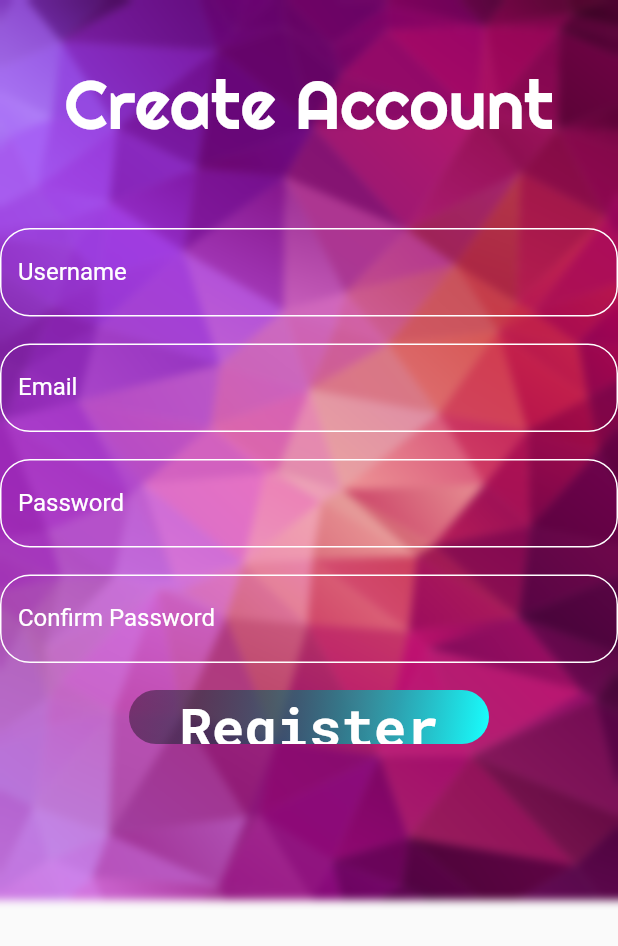
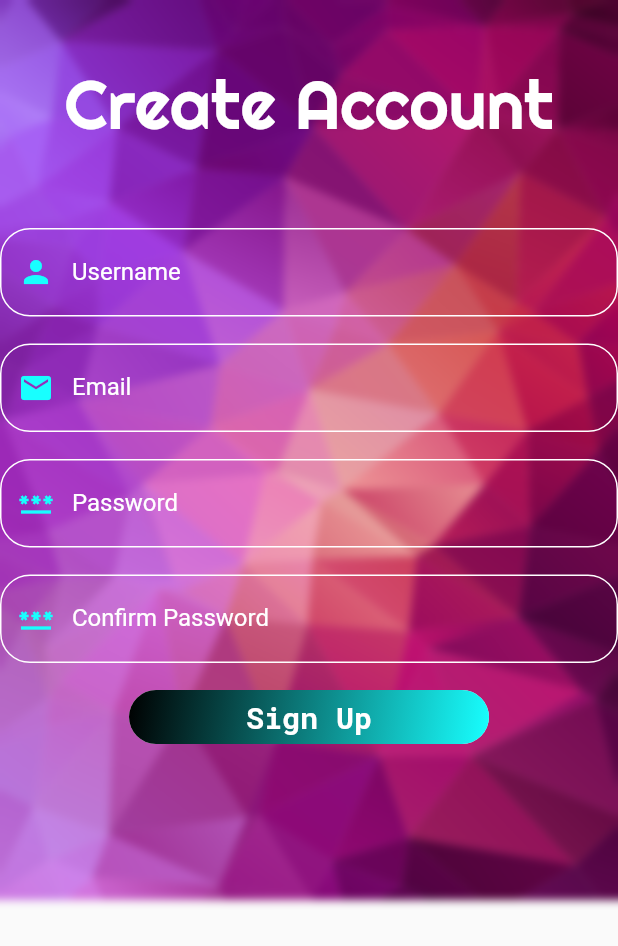
Before and after one commit to kevinjacb/DocAPP, a Flutter app: the Register screen opened directly, on a phone screen of 412 x 824 dp. Shown: the top 946 px of the screen. Run offline on Flutter 3.47's test engine with Material 2 defaults, Android fonts, the light colour scheme and no system bars; our stand-ins replace google_fonts.

Commit message:
Improved signup ui

```diff
--- a/lib/screens/register.dart
+++ b/lib/screens/register.dart
@@ -17,6 +17,7 @@ class _RegisterState extends State<Register> {
   Widget build(BuildContext context) {
     const textStyle = TextStyle(color: Colors.white);
     Variables variables = Variables();
+    const iconColor = Colors.cyanAccent;
     return Scaffold(
       resizeToAvoidBottomInset: false,
       body: SafeArea(
@@ -59,7 +60,10 @@ class _RegisterState extends State<Register> {
                             hintText: 'Username',
                             labelStyle: textStyle,
                             hintStyle: textStyle,
-                        ),
+                            prefixIcon: Icon(
+                              Icons.person,
+                              color: iconColor,
+                            )),
                       ),
                     ),
                     SizedBox(
@@ -79,6 +83,10 @@ class _RegisterState extends State<Register> {
                           labelStyle: textStyle,
                           hintStyle: textStyle,
                           hintText: 'Email',
+                          prefixIcon: Icon(
+                            Icons.email,
+                            color: iconColor,
+                          ),
                         ),
                       ),
                     ),
@@ -100,6 +108,10 @@ class _RegisterState extends State<Register> {
                           hintText: 'Password',
                           labelStyle: textStyle,
                           hintStyle: textStyle,
+                          prefixIcon: Icon(
+                            Icons.password,
+                            color: iconColor,
+                          ),
                         ),
                       ),
                     ),
@@ -119,6 +131,10 @@ class _RegisterState extends State<Register> {
                                   BorderRadius.all(Radius.circular(20))),
                           labelText: 'Confirm Password',
                           hintText: 'Confirm Password',
+                          prefixIcon: Icon(
+                            Icons.password,
+                            color: iconColor,
+                          ),
                           labelStyle: textStyle,
                           hintStyle: textStyle,
                         ),
--- a/lib/widgets/registerbutton.dart
+++ b/lib/widgets/registerbutton.dart
@@ -16,7 +16,12 @@ class _RegisterButtonState extends State<RegisterButton> {
   _RegisterButtonState(this.width, this.height);
   @override
   Widget build(BuildContext context) {
-    return Container(
+    return Material(
+      borderRadius: BorderRadius.circular(30),
+      child: InkWell(
+        borderRadius: BorderRadius.circular(30),
+        onTap: () {},
+        child: Ink(
           height: widget.height,
           width: widget.width,
           decoration: BoxDecoration(
@@ -24,15 +29,17 @@ class _RegisterButtonState extends State<RegisterButton> {
             gradient: const LinearGradient(
                 begin: Alignment.topLeft,
                 end: Alignment.bottomRight,
-            colors: <Color>[Colors.black38, Colors.cyanAccent]),
+                colors: <Color>[Colors.black, Colors.cyanAccent]),
           ),
           child: Center(
             child: Text(
-          "Register",
+              "Sign Up",
               style: GoogleFonts.robotoMono(
-              fontSize: width * 0.15,
+                  fontSize: 20,
                   fontWeight: FontWeight.bold,
                   color: Colors.white),
+            ),
+          ),
         ),
       ),
     );
```
Lines whose indentation alone changed are shown as unchanged.
